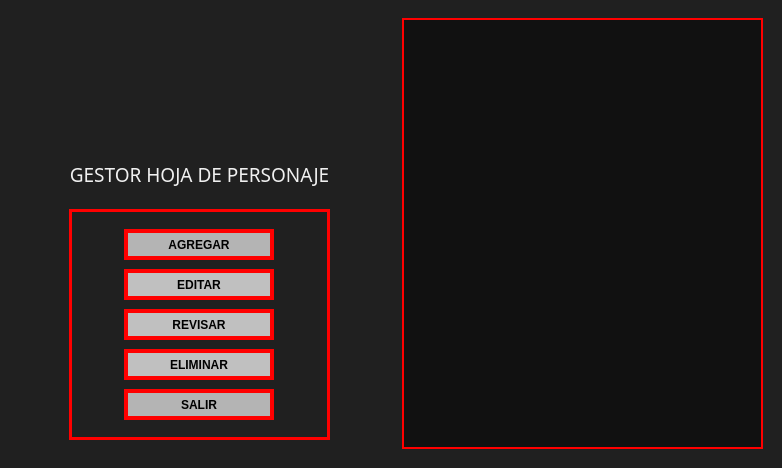
First picture: the form in charactersheetmanager.ui, repository dany-maxwell/proyecto-CRUD-Cyberpunk-Red, before the edit.
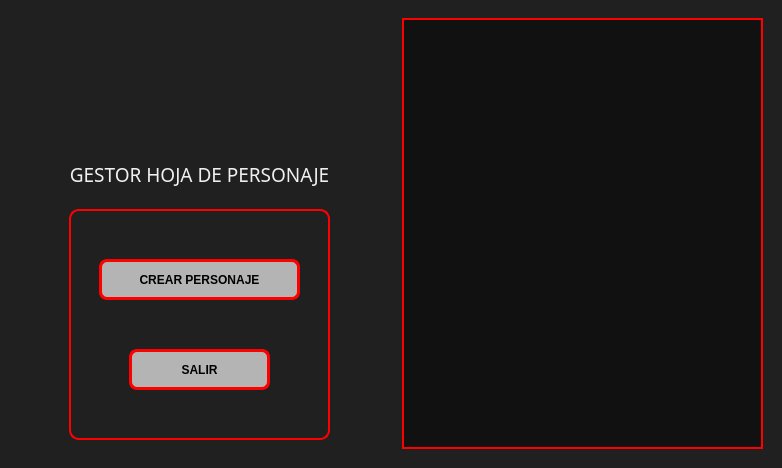
Second picture: the form after the edit. Icons and pictures are not drawn.

Commit message:
Correccion de erroresmenores, y Boton Eliminar
Se corrigieron unos errores en la ventana editar, se eliminaron botones si uso, y se creo el boton eliminar en la ventana de editar

What changed in the file:
```diff
--- a/charactersheetmanager.ui
+++ b/charactersheetmanager.ui
@@ -70,7 +70,9 @@
         </rect>
        </property>
        <property name="styleSheet">
-        <string notr="true">border: 3px solid red;</string>
+        <string notr="true">border-radius: 10px;
+border: 2px solid red;
+padding: 10px;</string>
        </property>
        <property name="frameShape">
         <enum>QFrame::Shape::StyledPanel</enum>
@@ -81,10 +83,10 @@
        <widget class="QPushButton" name="Salir">
         <property name="geometry">
          <rect>
-          <x>55</x>
-          <y>180</y>
-          <width>150</width>
-          <height>31</height>
+          <x>60</x>
+          <y>140</y>
+          <width>141</width>
+          <height>41</height>
          </rect>
         </property>
         <property name="cursor">
@@ -93,9 +95,10 @@
         <property name="styleSheet">
          <string notr="true">QPushButton{
 	background-color: #b4b4b4;
-	border: 4px solid red;
+	border: 3px solid red;
 	font-weight: bold;
 	color: black;
+	border-radius: 8px;
 }
 QPushButton:hover {
     background-color: #848686;
@@ -109,10 +112,10 @@
        <widget class="QPushButton" name="Agregar">
         <property name="geometry">
          <rect>
-          <x>55</x>
-          <y>20</y>
-          <width>150</width>
-          <height>31</height>
+          <x>30</x>
+          <y>50</y>
+          <width>201</width>
+          <height>41</height>
          </rect>
         </property>
         <property name="cursor">
@@ -124,9 +127,10 @@
         <property name="styleSheet">
          <string notr="true">QPushButton{
 	background-color: #b4b4b4;
-	border: 4px solid red;
+	border: 3px solid red;
 	font-weight: bold;
 	color: black;
+	border-radius: 8px;
 }
 QPushButton:hover {
     background-color: #848686;
@@ -134,67 +138,7 @@
 }</string>
         </property>
         <property name="text">
-         <string>AGREGAR</string>
-        </property>
-       </widget>
-       <widget class="QPushButton" name="Editar">
-        <property name="geometry">
-         <rect>
-          <x>55</x>
-          <y>60</y>
-          <width>150</width>
-          <height>31</height>
-         </rect>
-        </property>
-        <property name="styleSheet">
-         <string notr="true">background-color: #c0c0c0;
-border: 4px solid red;
-font-weight: bold;
-color: black;
-</string>
-        </property>
-        <property name="text">
-         <string>EDITAR</string>
-        </property>
-       </widget>
-       <widget class="QPushButton" name="Revisar">
-        <property name="geometry">
-         <rect>
-          <x>55</x>
-          <y>100</y>
-          <width>150</width>
-          <height>31</height>
-         </rect>
-        </property>
-        <property name="styleSheet">
-         <string notr="true">background-color: #c0c0c0;
-border: 4px solid red;
-font-weight: bold;
-color: black;
-</string>
-        </property>
-        <property name="text">
-         <string>REVISAR</string>
-        </property>
-       </widget>
-       <widget class="QPushButton" name="Eliminar">
-        <property name="geometry">
-         <rect>
-          <x>55</x>
-          <y>140</y>
-          <width>150</width>
-          <height>31</height>
-         </rect>
-        </property>
-        <property name="styleSheet">
-         <string notr="true">background-color: #c0c0c0;
-border: 4px solid red;
-font-weight: bold;
-color: black;
-</string>
-        </property>
-        <property name="text">
-         <string>ELIMINAR</string>
+         <string>CREAR PERSONAJE</string>
         </property>
        </widget>
       </widget>
```
Left out of the diff: 2 changed lines with no effect on the pictures. The commit also changes 6 other files.
